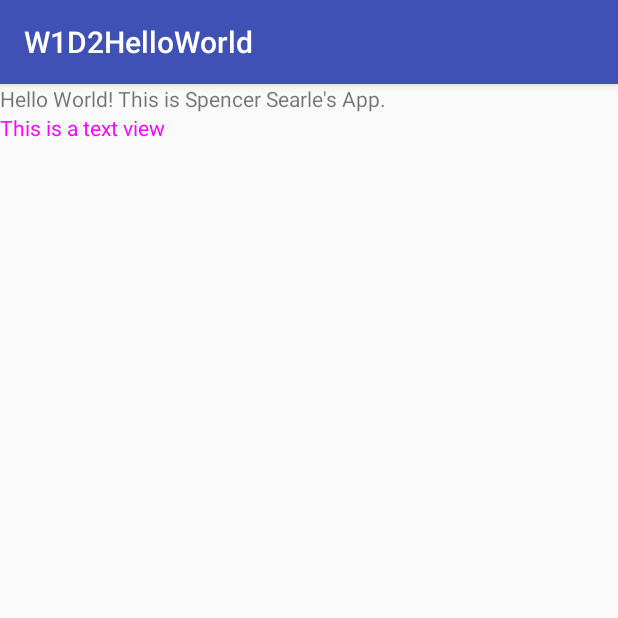
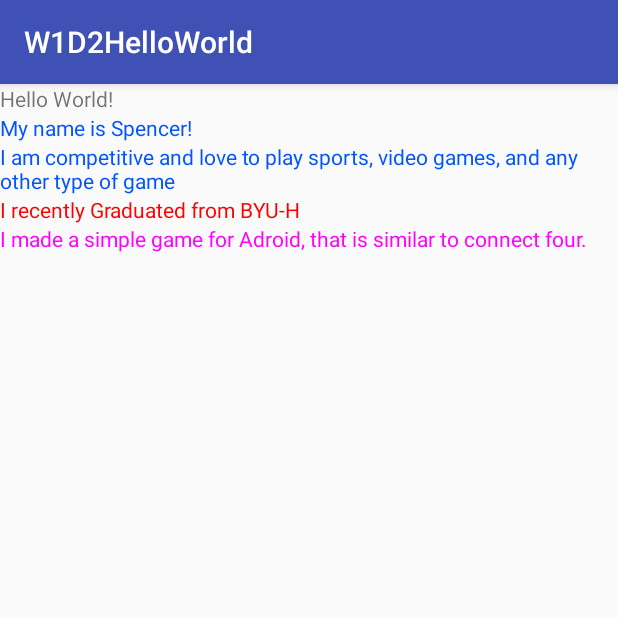
Before and after one commit to sdsearle/W1D2HelloWorld, an Android app: the screen it shows after launch (MainActivity), on a phone screen of 412 x 824 dp, the top half of it. Run offline under Robolectric (Android 15) with nearby library versions, the phone set to English and light mode, and no system bars.

Commit message:
Add more information about me

```diff
--- a/app/src/main/res/layout/activity_main.xml
+++ b/app/src/main/res/layout/activity_main.xml
@@ -18,9 +18,26 @@
         app:layout_constraintTop_toTopOf="parent" />
 
     <TextView
-        android:textColor="@color/colorPurple"
+        android:textColor="@color/colorBlue"
+        android:layout_width="wrap_content"
+        android:layout_height="wrap_content"
+        android:text="@string/myName"/>
+
+    <TextView
+        android:textColor="@color/colorBlue"
+        android:layout_width="wrap_content"
+        android:layout_height="wrap_content"
+        android:text="@string/myHobbies"/>
+
+    <TextView
+        android:textColor="@color/colorRed"
         android:layout_width="wrap_content"
         android:layout_height="wrap_content"
         android:text="@string/myText2"/>
 
+    <TextView
+        android:textColor="@color/colorPurple"
+        android:layout_width="wrap_content"
+        android:layout_height="wrap_content"
+        android:text="@string/myApp"/>
 </LinearLayout>
--- a/app/src/main/res/values/colors.xml
+++ b/app/src/main/res/values/colors.xml
@@ -4,4 +4,6 @@
     <color name="colorPrimaryDark">#303F9F</color>
     <color name="colorAccent">#FF4081</color>
     <color name="colorPurple">#FF00FF</color>
+    <color name="colorBlue">#0055FF</color>
+    <color name="colorRed">#FF0000</color>
 </resources>
--- a/app/src/main/res/values/strings.xml
+++ b/app/src/main/res/values/strings.xml
@@ -1,5 +1,9 @@
 <resources>
     <string name="app_name">W1D2HelloWorld</string>
-    <string name="myText">Hello World! This is Spencer Searle\'s App.</string>
-    <string name="myText2">This is a text view</string>
+    <string name="myText">Hello World!</string>
+    <string name="myName">My name is Spencer!</string>
+    <string name="myText2">I recently Graduated from BYU-H</string>
+    <string name="myApp">I made a simple game for Adroid, that is similar to connect four.</string>
+    <string name="myNationality">I am American</string>
+    <string name="myHobbies">I am competitive and love to play sports, video games, and any other type of game</string>
 </resources>
```
